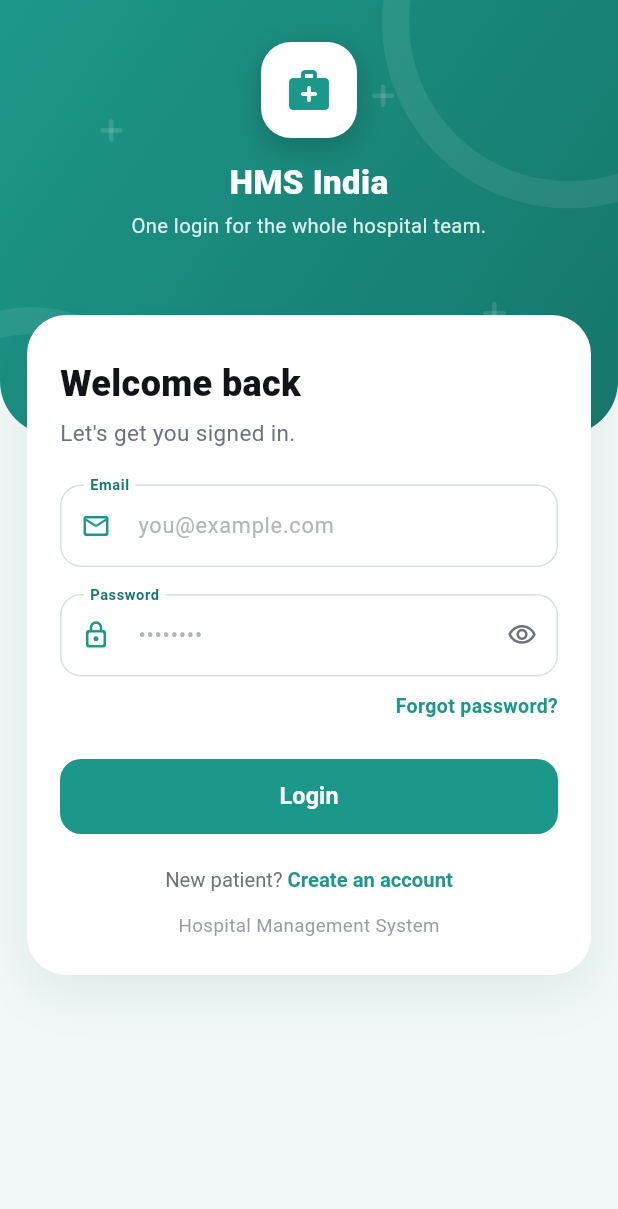
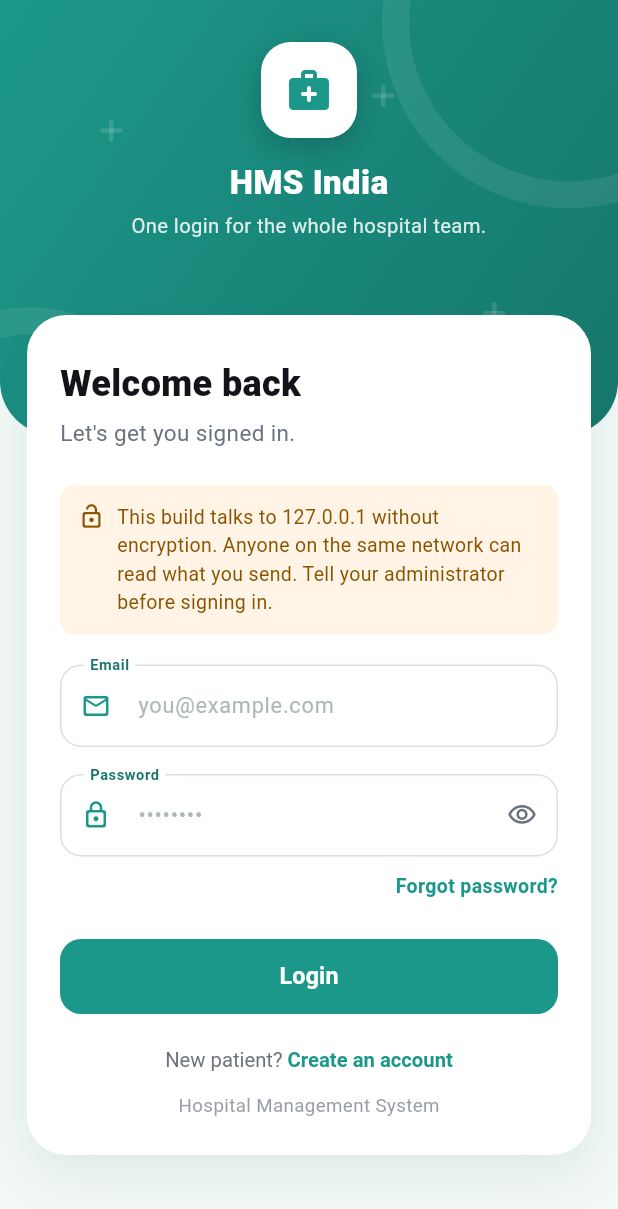
Before and after one commit to Ajutharsi/hms-mobile, a Flutter app: the screen it shows after launch, on a phone screen of 412 x 824 dp. Shown: the top 1209 px of the screen. Run offline on Flutter 3.47's test engine with Material 3 defaults, Android fonts, the phone set to English and light mode, and no system bars; our stand-ins replace flutter_secure_storage, flutter_svg, image_picker; accounts and stored records are empty.

Commit message:
Set the API host at build time and warn when it is unencrypted
The base URL was a hardcoded http://127.0.0.1:8000, so a release build
would ship whichever host happened to be in the source. It now reads
--dart-define=API_URL and falls back to the dev server only when the flag
is absent:

  flutter build apk --dart-define=API_URL=https://hms.example.com/api

A build that reaches the server over plain http sends credentials and
patient records in the clear. That is fine between an emulator and a dev
PC and not fine in a hospital, and the difference is invisible from
inside the app — so a release build pointed at http now says so on the
login screen instead of failing silently. Debug builds stay quiet, since
http is expected there.

Co-Authored-By: Claude Opus 5 <noreply@anthropic.com>

```diff
--- a/lib/core/services/api_service.dart
+++ b/lib/core/services/api_service.dart
@@ -26,17 +26,28 @@ class ApiException implements Exception {
 
 
 class ApiService {
-  /// Change this to wherever your Laravel app is actually reachable from
-  /// the device/emulator you're running on:
+  /// Where the Laravel app is reachable from this device. Set at build
+  /// time so a release build can't ship a developer's host:
+  ///
+  ///   flutter build apk --dart-define=API_URL=https://hms.example.com/api
+  ///
+  /// Without the flag it falls back to the local dev server, which suits:
   ///  - Chrome / desktop (this machine)             -> http://127.0.0.1:8000
-  ///  - Real Android phone over USB (adb reverse)   -> http://127.0.0.1:8000
-  ///    (run `adb reverse tcp:8000 tcp:8000` once per USB connection —
-  ///    that's what makes "127.0.0.1" on the phone actually reach this PC)
-  ///  - Android emulator reaching your own PC       -> http://10.0.2.2:8000
-  ///  - iOS simulator reaching your own PC          -> http://127.0.0.1:8000
-  ///  - a real phone over Wi-Fi (no USB/adb)        -> http://<your-pc-lan-ip>:8000
-  ///  - a deployed server                           -> https://your-domain.com
-  static String get baseUrl => 'http://127.0.0.1:8000/api';
+  ///  - Android emulator or a USB phone, after
+  ///    `adb reverse tcp:8000 tcp:8000`             -> http://127.0.0.1:8000
+  ///  - Android emulator reaching the host directly -> http://10.0.2.2:8000
+  ///  - a phone on the same Wi-Fi                   -> http://<pc-lan-ip>:8000
+  ///
+  /// Anything other than https:// is plain text on the wire — fine between
+  /// an emulator and this PC, not fine for real patient data.
+  static const String _devFallback = 'http://127.0.0.1:8000/api';
+
+  static String get baseUrl =>
+      const String.fromEnvironment('API_URL', defaultValue: _devFallback);
+
+  /// True when traffic leaves the device unencrypted; the login screen
+  /// says so rather than letting it pass unnoticed in a release build.
+  static bool get isInsecure => !baseUrl.startsWith('https://');
 
   final http.Client _client;
   ApiService({http.Client? client}) : _client = client ?? http.Client();
--- a/lib/core/theme/app_style.dart
+++ b/lib/core/theme/app_style.dart
@@ -30,3 +30,30 @@ Widget authErrorBanner(String message) {
     child: Text(message, style: const TextStyle(color: Color(0xFFB3261E), fontSize: 13.5)),
   );
 }
+
+/// Shown on the login screen of a release build that was compiled without
+/// --dart-define=API_URL=https://..., so every request — credentials and
+/// patient records included — would travel in plain text. A debug build
+/// talking to a dev server over http is expected, so this stays hidden
+/// there; a shipped build pointed at http is a mistake someone has to see.
+Widget insecureConnectionNotice(String host) {
+  return Container(
+    width: double.infinity,
+    padding: const EdgeInsets.all(12),
+    decoration: BoxDecoration(color: const Color(0xFFFFF4E5), borderRadius: BorderRadius.circular(10)),
+    child: Row(
+      crossAxisAlignment: CrossAxisAlignment.start,
+      children: [
+        const Icon(Icons.lock_open_rounded, size: 18, color: Color(0xFF8A5300)),
+        const SizedBox(width: 8),
+        Expanded(
+          child: Text(
+            'This build talks to $host without encryption. Anyone on the same '
+            'network can read what you send. Tell your administrator before signing in.',
+            style: const TextStyle(color: Color(0xFF8A5300), fontSize: 13),
+          ),
+        ),
+      ],
+    ),
+  );
+}
--- a/lib/features/auth/screens/login_screen.dart
+++ b/lib/features/auth/screens/login_screen.dart
@@ -1,8 +1,10 @@
+import 'package:flutter/foundation.dart';
 import 'package:flutter/gestures.dart';
 import 'package:flutter/material.dart';
 import 'package:provider/provider.dart';
 
 import 'package:hms_mobile/core/navigation/role_home.dart';
+import 'package:hms_mobile/core/services/api_service.dart';
 import 'package:hms_mobile/core/theme/app_style.dart';
 import 'package:hms_mobile/core/theme/care_ui.dart';
 import 'package:hms_mobile/features/auth/viewmodels/login_view_model.dart';
@@ -86,6 +88,10 @@ class _LoginViewState extends State<_LoginView> {
               style: TextStyle(fontSize: 15, color: kMuted),
             ),
             const SizedBox(height: 24),
+            if (kReleaseMode && ApiService.isInsecure) ...[
+              insecureConnectionNotice(Uri.parse(ApiService.baseUrl).host),
+              const SizedBox(height: 20),
+            ],
             if (viewModel.errorMessage != null) ...[
               authErrorBanner(viewModel.errorMessage!),
               const SizedBox(height: 20),
```
Also changed, not shown: 1 other file.
